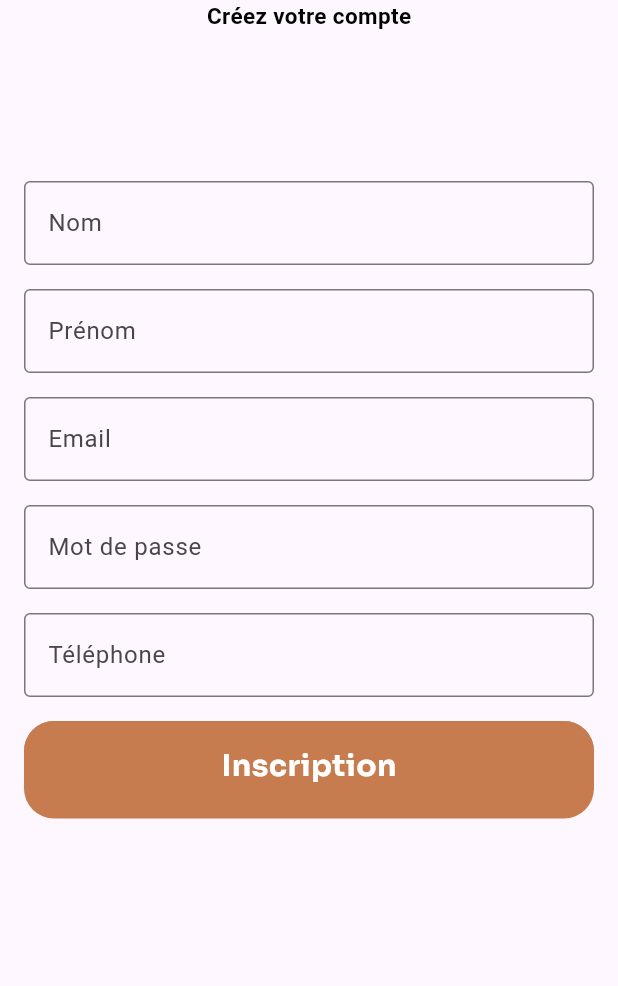
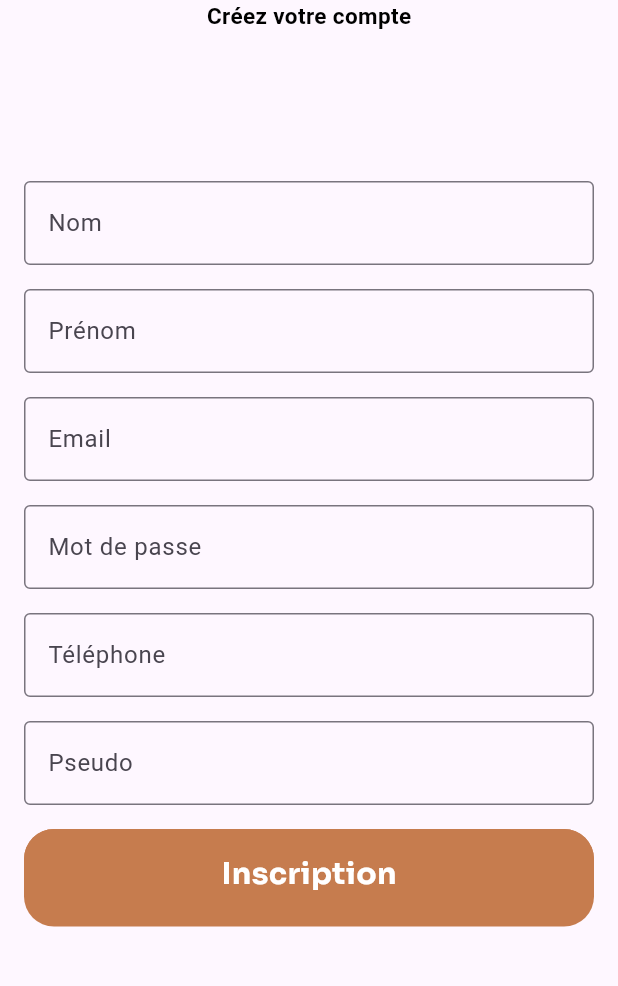
Before and after one commit to khalil-45/sae_allo_mobile, a Flutter app: the InscriptionPage screen opened by its route, on a phone screen of 412 x 824 dp, the part 146-1132 px from its top. Run offline on Flutter 3.47's test engine with Material 3 defaults, Android fonts, the phone set to English and light mode, and no system bars; drawn by our look-alikes of nice_buttons; our stand-ins replace go_router, google_fonts, supabase, supabase_flutter; accounts and stored records are empty.

Commit message:
ajout pseudo

```diff
--- a/lib/components/buttons.dart
+++ b/lib/components/buttons.dart
@@ -35,7 +35,7 @@ return NiceButtons(
           );
 }
 
-NiceButtons buttonInscription(BuildContext context, TextEditingController emailController, TextEditingController passwordController, TextEditingController firstNameController, TextEditingController lastNameController, TextEditingController phoneController, Function signUpNewUser) {
+NiceButtons buttonInscription(BuildContext context, TextEditingController emailController, TextEditingController passwordController, TextEditingController firstNameController, TextEditingController lastNameController, TextEditingController phoneController, TextEditingController pseudoController, Function signUpNewUser) {
 return NiceButtons(
             startColor: theme.Theme.primaryColor,
             endColor: theme.Theme.primaryColor,
@@ -46,7 +46,7 @@ return NiceButtons(
             onTap: (finish) {
               Timer(const Duration(seconds: 4), () {
                 finish();
-                signUpNewUser(emailController.text, passwordController.text, firstNameController.text, lastNameController.text, phoneController.text);
+                signUpNewUser(emailController.text, passwordController.text, firstNameController.text, lastNameController.text, phoneController.text, pseudoController.text);
                 context.go('/home');
               });
             },
--- a/lib/vues/inscription_page.dart
+++ b/lib/vues/inscription_page.dart
@@ -18,25 +18,38 @@ class _InscriptionPageState extends State<InscriptionPage> {
   final TextEditingController firstNameController = TextEditingController();
   final TextEditingController lastNameController = TextEditingController();
   final TextEditingController phoneController = TextEditingController();
+  final TextEditingController pseudoController = TextEditingController();
 
   SupabaseClient supabase = Supabase.instance.client;
 
-  Future<void> signUpNewUser(String email, String motDePasse, String prenom, String nom, String phone) async {
+  Future<void> signUpNewUser(String email, String motDePasse, String prenom,
+      String nom, String phone, String pseudo) async {
     try {
       if (email != null && email.isNotEmpty) {
         await supabase.auth.signUp(
           email: email,
           password: motDePasse,
-        data: {'prenom': prenom, 'nom': nom},
+          data: {
+            'prenom': prenom,
+            'nom': nom,
+            'pseudo': pseudo,
+            'phone': phone
+          },
         );
       } else if (phone != null && phone.isNotEmpty) {
         await supabase.auth.signUp(
           phone: phone,
           password: motDePasse,
-        data: {'prenom': prenom, 'nom': nom},
+          data: {
+            'prenom': prenom,
+            'nom': nom,
+            'pseudo': pseudo,
+            'email': email
+          },
         );
       } else {
-      throw Exception('Vous devez fournir soit un email, soit un numéro de téléphone');
+        throw Exception(
+            'Vous devez fournir soit un email, soit un numéro de téléphone');
       }
 
       context.go('/home');
@@ -136,6 +149,14 @@ class _InscriptionPageState extends State<InscriptionPage> {
               const SizedBox(
                   height:
                       16.0), // Add some space between the input fields and the button
+              TextField(
+                decoration: const InputDecoration(
+                  border: OutlineInputBorder(),
+                  labelText: 'Pseudo',
+                ),
+                controller: pseudoController,
+              ),
+              const SizedBox(height: 16.0),
               buttonInscription(
                 context,
                 emailController,
@@ -143,6 +164,7 @@ class _InscriptionPageState extends State<InscriptionPage> {
                 firstNameController,
                 lastNameController,
                 phoneController,
+                pseudoController,
                 signUpNewUser,
               ),
             ],
```
Lines whose indentation alone changed are shown as unchanged.
